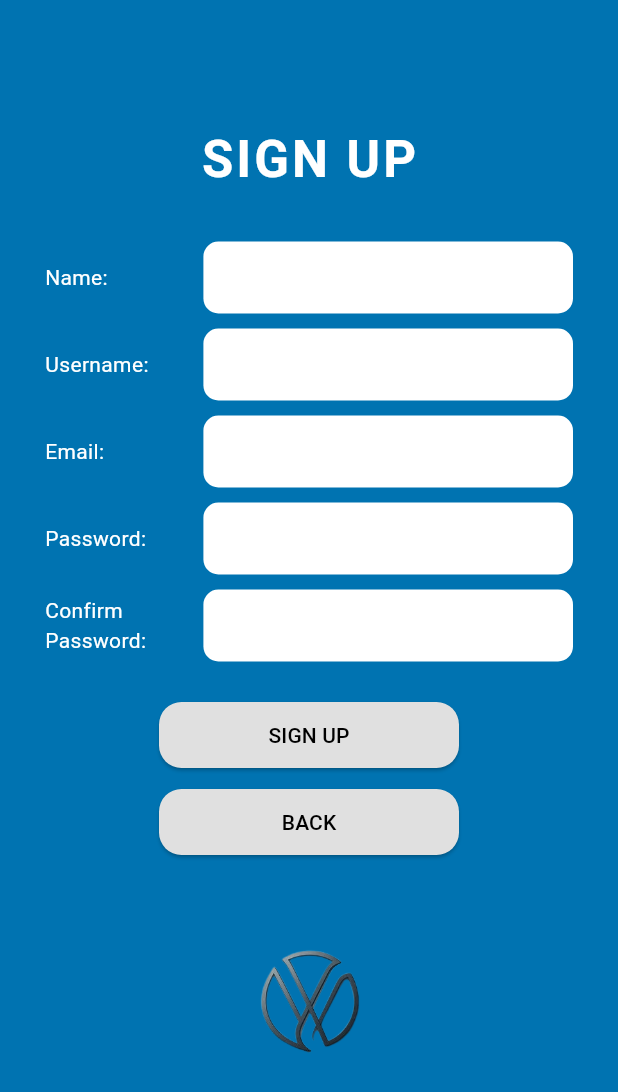
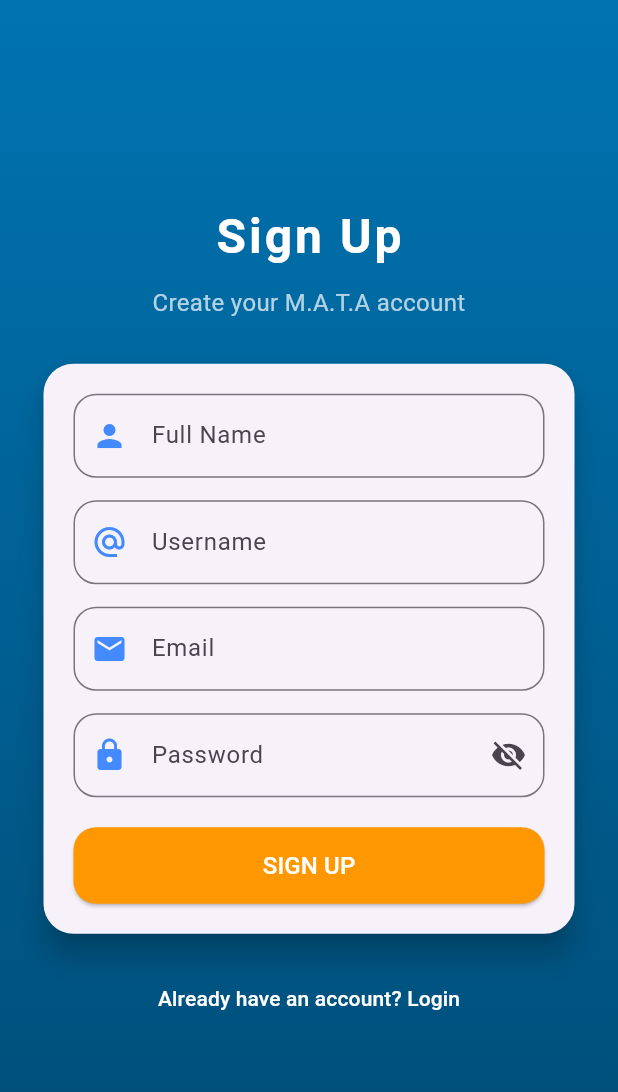
Before and after one commit to SyahmiAmsyar/MATA, a Flutter app: the SignUpPage screen opened directly, on a phone screen of 412 x 824 dp. Shown: the top 1092 px of the screen. Run offline on Flutter 3.47's test engine with Material 3 defaults, Android fonts, the phone set to English and light mode, and no system bars; our stand-ins replace cloud_firestore, firebase_auth, firebase_core, firebase_database, google_maps_flutter, shared_preferences and 1 more; accounts and stored records are empty.

Commit message:
Update signup_page.dart

```diff
--- a/lib/signup_page.dart
+++ b/lib/signup_page.dart
@@ -1,6 +1,7 @@
 import 'package:flutter/material.dart';
 import 'package:firebase_auth/firebase_auth.dart';
 import 'package:cloud_firestore/cloud_firestore.dart';
+import 'login_page.dart';
 
 class SignUpPage extends StatefulWidget {
   const SignUpPage({super.key});
@@ -14,185 +15,197 @@ class _SignUpPageState extends State<SignUpPage> {
   final TextEditingController _usernameController = TextEditingController();
   final TextEditingController _emailController = TextEditingController();
   final TextEditingController _passwordController = TextEditingController();
-  final TextEditingController _confirmPasswordController =
-  TextEditingController();
 
-  String? errorMessage;
+  bool _obscurePassword = true;
+  bool _isLoading = false;
 
   Future<void> _signUp() async {
     final name = _nameController.text.trim();
     final username = _usernameController.text.trim();
     final email = _emailController.text.trim();
-    final password = _passwordController.text.trim();
-    final confirmPassword = _confirmPasswordController.text.trim();
+    final password = _passwordController.text;
 
-    if (password != confirmPassword) {
-      setState(() {
-        errorMessage = "Passwords do not match!";
-      });
+    if (name.isEmpty || username.isEmpty || email.isEmpty || password.isEmpty) {
+      ScaffoldMessenger.of(context).showSnackBar(
+        const SnackBar(content: Text("Please fill in all fields.")),
+      );
       return;
     }
 
+    setState(() => _isLoading = true);
+
     try {
-      // Create user with Firebase Auth
       UserCredential userCredential =
       await FirebaseAuth.instance.createUserWithEmailAndPassword(
         email: email,
         password: password,
       );
 
-      // Save extra fields in Firestore
       await FirebaseFirestore.instance
           .collection('users')
           .doc(userCredential.user!.uid)
           .set({
-        'name': name,
-        'username': username,
-        'email': email,
-        'createdAt': Timestamp.now(),
+        "name": name,
+        "username": username,
+        "email": email,
+        "createdAt": FieldValue.serverTimestamp(),
       });
 
-      setState(() {
-        errorMessage = null;
-      });
+      ScaffoldMessenger.of(context).showSnackBar(
+        const SnackBar(content: Text("Account created successfully!")),
+      );
 
-      // Go back to login page after signup
-      Navigator.pop(context);
-
+      Navigator.pushReplacement(
+        context,
+        MaterialPageRoute(builder: (context) => const LoginPage()),
+      );
     } on FirebaseAuthException catch (e) {
-      setState(() {
-        errorMessage = e.message;
-      });
+      ScaffoldMessenger.of(context).showSnackBar(
+        SnackBar(content: Text(e.message ?? "Signup failed")),
+      );
     } catch (e) {
-      setState(() {
-        errorMessage = "Something went wrong. Try again.";
-      });
+      ScaffoldMessenger.of(context).showSnackBar(
+        const SnackBar(content: Text("Something went wrong. Try again.")),
+      );
+    } finally {
+      setState(() => _isLoading = false);
     }
   }
 
   @override
   Widget build(BuildContext context) {
     return Scaffold(
-      backgroundColor: const Color(0xFF0073B1),
-      body: Center(
+      body: Container(
+        width: double.infinity,
+        decoration: const BoxDecoration(
+          gradient: LinearGradient(
+            colors: [Color(0xFF0073B1), Color(0xFF004C75)],
+            begin: Alignment.topCenter,
+            end: Alignment.bottomCenter,
+          ),
+        ),
+        child: Center(
           child: SingleChildScrollView(
-          padding: const EdgeInsets.symmetric(horizontal: 30.0),
+            padding: const EdgeInsets.symmetric(horizontal: 25.0),
             child: Column(
-            crossAxisAlignment: CrossAxisAlignment.center,
               children: [
                 const Text(
-                'SIGN UP',
+                  'Sign Up',
                   style: TextStyle(
-                  fontSize: 34,
+                    fontSize: 32,
                     fontWeight: FontWeight.bold,
                     color: Colors.white,
                     letterSpacing: 2,
                   ),
                 ),
-              const SizedBox(height: 30),
-              buildField('Name:', _nameController),
                 const SizedBox(height: 10),
-              buildField('Username:', _usernameController),
-              const SizedBox(height: 10),
-              buildField('Email:', _emailController),
-              const SizedBox(height: 10),
-              buildField('Password:', _passwordController, obscure: true),
-              const SizedBox(height: 10),
-              buildField(
-                'Confirm Password:',
-                _confirmPasswordController,
-                obscure: true,
+                const Text(
+                  'Create your M.A.T.A account',
+                  textAlign: TextAlign.center,
+                  style: TextStyle(fontSize: 16, color: Colors.white70),
                 ),
-              if (errorMessage != null) ...[
-                const SizedBox(height: 10),
-                Text(
-                  errorMessage!,
-                  style: const TextStyle(color: Colors.red),
-                ),
+                const SizedBox(height: 25),
+
+                // Signup Card
+                Card(
+                  shape: RoundedRectangleBorder(
+                      borderRadius: BorderRadius.circular(20)),
+                  elevation: 8,
+                  child: Padding(
+                    padding: const EdgeInsets.all(20.0),
+                    child: Column(
+                      children: [
+                        _buildInputField(
+                            "Full Name", _nameController, Icons.person),
+                        const SizedBox(height: 15),
+                        _buildInputField(
+                            "Username", _usernameController, Icons.alternate_email),
+                        const SizedBox(height: 15),
+                        _buildInputField(
+                            "Email", _emailController, Icons.email),
+                        const SizedBox(height: 15),
+                        _buildPasswordField(),
+                        const SizedBox(height: 20),
+                        _isLoading
+                            ? const CircularProgressIndicator()
+                            : _buildButton("SIGN UP", _signUp),
                       ],
-              const SizedBox(height: 25),
-              SizedBox(
-                width: 200,
-                child: ElevatedButton(
-                  onPressed: _signUp,
-                  style: ElevatedButton.styleFrom(
-                    backgroundColor: Colors.grey[300],
-                    shape: RoundedRectangleBorder(
-                      borderRadius: BorderRadius.circular(15),
-                    ),
-                    padding: const EdgeInsets.symmetric(vertical: 12),
-                  ),
-                  child: const Text(
-                    'SIGN UP',
-                    style: TextStyle(color: Colors.black),
                     ),
                   ),
                 ),
-              const SizedBox(height: 10),
-              SizedBox(
-                width: 200,
-                child: ElevatedButton(
+
+                const SizedBox(height: 15),
+                TextButton(
                   onPressed: () {
-                    Navigator.pop(context); // Back to Login
+                    Navigator.pushReplacement(
+                      context,
+                      MaterialPageRoute(builder: (context) => const LoginPage()),
+                    );
                   },
-                  style: ElevatedButton.styleFrom(
-                    backgroundColor: Colors.grey[300],
-                    shape: RoundedRectangleBorder(
-                      borderRadius: BorderRadius.circular(15),
-                    ),
-                    padding: const EdgeInsets.symmetric(vertical: 12),
-                  ),
                   child: const Text(
-                    'BACK',
-                    style: TextStyle(color: Colors.black),
+                    "Already have an account? Login",
+                    style: TextStyle(color: Colors.white),
                   ),
                 ),
+              ],
             ),
-              const SizedBox(height: 20),
-              Image.asset(
-                'assets/logo_mata1.png', // Ensure correct path
-                width: 150,
-                height: 150,
-              ),
-            ],
           ),
         ),
       ),
     );
   }
 
-  Widget buildField(
-      String label,
-      TextEditingController controller, {
-        bool obscure = false,
-      }) {
-    return Row(
-      crossAxisAlignment: CrossAxisAlignment.center,
-      children: [
-        Expanded(
-          flex: 3,
-          child: Text(
-            label,
-            style: const TextStyle(color: Colors.white, fontSize: 14),
-            textAlign: TextAlign.left,
+  Widget _buildInputField(
+      String label, TextEditingController controller, IconData icon) {
+    return TextField(
+      controller: controller,
+      decoration: InputDecoration(
+        prefixIcon: Icon(icon, color: Colors.blueAccent),
+        labelText: label,
+        border: OutlineInputBorder(
+          borderRadius: BorderRadius.circular(15),
         ),
       ),
-        Expanded(
-          flex: 7,
-          child: Container(
-            padding: const EdgeInsets.symmetric(horizontal: 12),
-            decoration: BoxDecoration(
-              color: Colors.white,
-              borderRadius: BorderRadius.circular(10),
+    );
+  }
+
+  Widget _buildPasswordField() {
+    return TextField(
+      controller: _passwordController,
+      obscureText: _obscurePassword,
+      decoration: InputDecoration(
+        prefixIcon: const Icon(Icons.lock, color: Colors.blueAccent),
+        labelText: "Password",
+        border: OutlineInputBorder(
+          borderRadius: BorderRadius.circular(15),
         ),
-            child: TextField(
-              controller: controller,
-              obscureText: obscure,
-              decoration: const InputDecoration(border: InputBorder.none),
+        suffixIcon: IconButton(
+          icon: Icon(
+              _obscurePassword ? Icons.visibility_off : Icons.visibility),
+          onPressed: () {
+            setState(() => _obscurePassword = !_obscurePassword);
+          },
         ),
       ),
+    );
+  }
+
+  Widget _buildButton(String text, VoidCallback onPressed) {
+    return SizedBox(
+      width: double.infinity,
+      child: ElevatedButton(
+        onPressed: onPressed,
+        style: ElevatedButton.styleFrom(
+          backgroundColor: Colors.orange,
+          padding: const EdgeInsets.symmetric(vertical: 14),
+          shape:
+          RoundedRectangleBorder(borderRadius: BorderRadius.circular(15)),
         ),
-      ],
+        child: Text(
+          text,
+          style: const TextStyle(fontSize: 16, color: Colors.white),
+        ),
+      ),
     );
   }
 }
```
Lines whose indentation alone changed are shown as unchanged.
